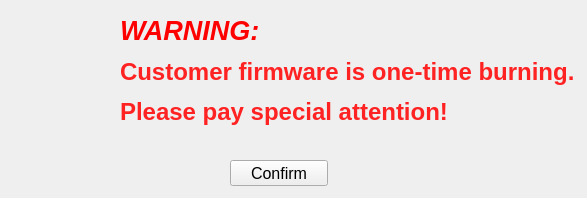
wangyixu12/Esp32DownloadTools, file PyQTUI/warningForm.ui: the form before one commit.
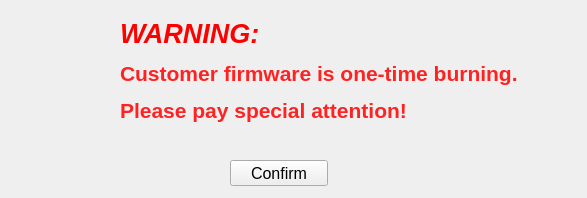
The form after the commit. Icons and pictures are not drawn.

Commit message: 减小字符大小

```diff
--- a/PyQTUI/warningForm.ui
+++ b/PyQTUI/warningForm.ui
@@ -81,7 +81,7 @@
     </size>
    </property>
    <property name="text">
-    <string>&lt;html&gt;&lt;head/&gt;&lt;body&gt;&lt;p&gt;&lt;span style=&quot; font-size:20pt; font-weight:600; font-style:italic; color:#ff0000;&quot;&gt;WARNING: &lt;/span&gt;&lt;/p&gt;&lt;p&gt;&lt;span style=&quot; font-size:18pt; font-weight:600; color:#ff2222;&quot;&gt;Customer firmware is one-time burning. &lt;/span&gt;&lt;/p&gt;&lt;p&gt;&lt;span style=&quot; font-size:18pt; font-weight:600; color:#ff2222;&quot;&gt;Please pay special attention!&lt;/span&gt;&lt;/p&gt;&lt;/body&gt;&lt;/html&gt;</string>
+    <string>&lt;html&gt;&lt;head/&gt;&lt;body&gt;&lt;p&gt;&lt;span style=&quot; font-size:20pt; font-weight:600; font-style:italic; color:#ff0000;&quot;&gt;WARNING: &lt;/span&gt;&lt;/p&gt;&lt;p&gt;&lt;span style=&quot; font-size:16pt; font-weight:600; color:#ff2222;&quot;&gt;Customer firmware is one-time burning. &lt;/span&gt;&lt;/p&gt;&lt;p&gt;&lt;span style=&quot; font-size:16pt; font-weight:600; color:#ff2222;&quot;&gt;Please pay special attention!&lt;/span&gt;&lt;/p&gt;&lt;/body&gt;&lt;/html&gt;</string>
    </property>
   </widget>
  </widget>
```
The commit also changes 1 other file.
